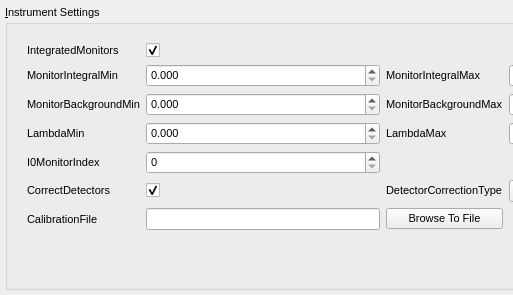
mantidproject/mantid, file qt/scientific_interfaces/ISISReflectometry/GUI/Instrument/InstrumentWidget.ui: the form before one commit; both pictures show x 0 to 513 and y 0 to 295 of the 866 by 295 pixel window.
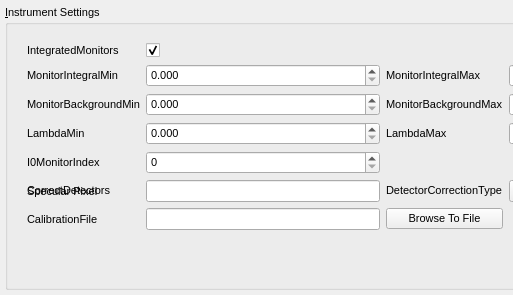
The form after the commit.

Commit message: Pass specular pixel to ReflectometryISISLoadAndProcess from GUI (#42423)

The edit to the form file:
```diff
--- a/qt/scientific_interfaces/ISISReflectometry/GUI/Instrument/InstrumentWidget.ui
+++ b/qt/scientific_interfaces/ISISReflectometry/GUI/Instrument/InstrumentWidget.ui
@@ -288,6 +288,23 @@
           </property>
          </widget>
         </item>
+        <item row="6" column="0">
+         <widget class="QLabel" name="specularPixelLabel">
+          <property name="text">
+           <string>Specular Pixel</string>
+          </property>
+          <property name="visible">
+           <bool>false</bool>
+          </property>
+         </widget>
+        </item>
+        <item row="6" column="1">
+         <widget class="QLineEdit" name="specularPixelEdit">
+          <property name="visible">
+           <bool>false</bool>
+          </property>
+         </widget>
+        </item>
         <item row="4" column="0">
          <widget class="QLabel" name="I0MonIndexLabel">
           <property name="sizePolicy">
```
The commit also changes 28 other files.
